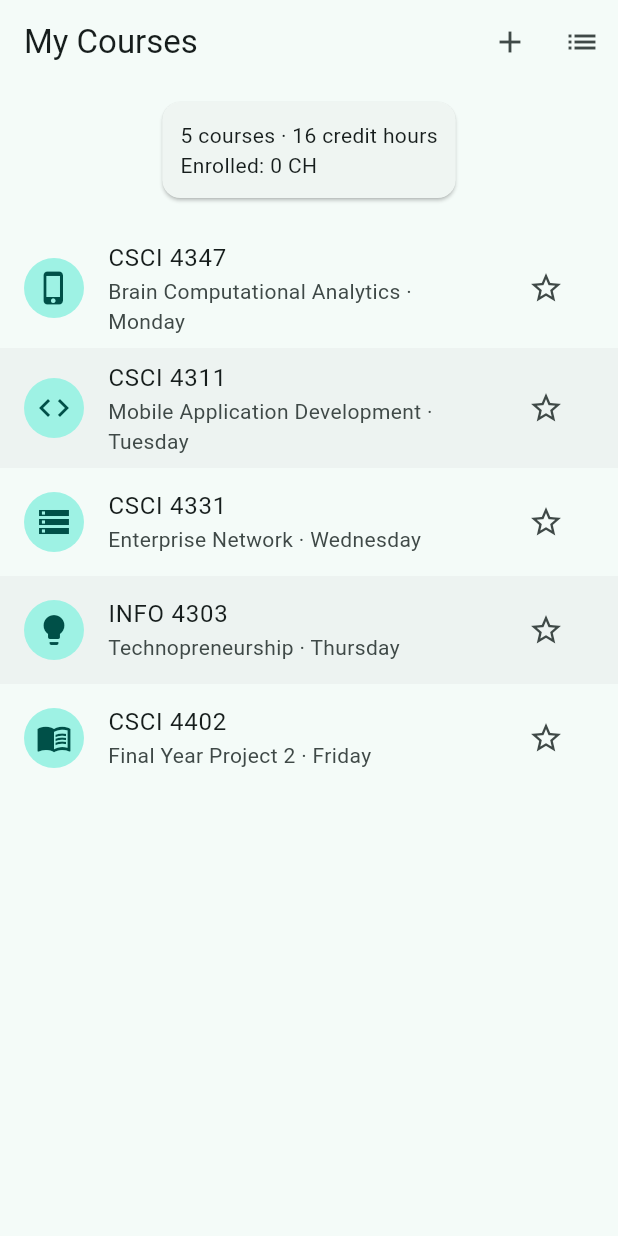
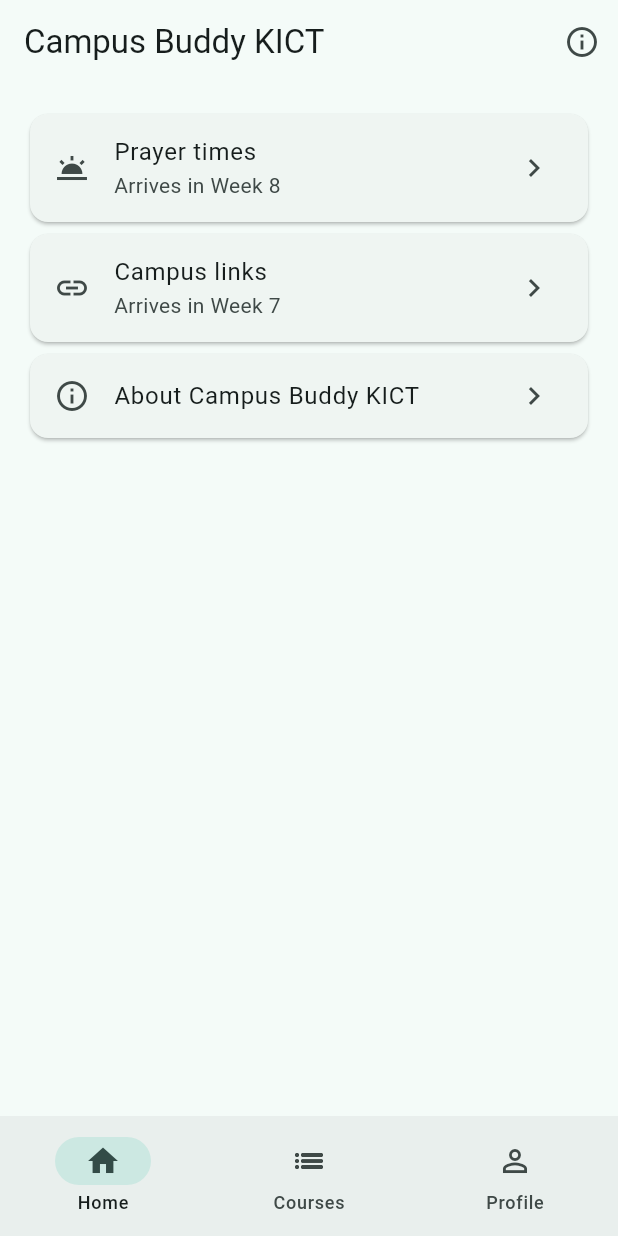
Before and after one commit to AhammadAliPK/campus_buddy_kict, a Flutter app: the screen it shows after launch, on a phone screen of 412 x 824 dp. Run offline on Flutter 3.47's test engine with Material 3 defaults, Android fonts, the phone set to English and light mode, and no system bars.

Commit message:
week 6 app shell

```diff
--- a/lib/main.dart
+++ b/lib/main.dart
@@ -1,5 +1,6 @@
 import 'package:flutter/material.dart';
-import 'package:campus_buddy_kict/courses_screen.dart';
+import 'package:campus_buddy_kict/shell_screen.dart';
+import 'package:campus_buddy_kict/screens/about_screen.dart';
 
 void main() => runApp(const CampusBuddyKictApp());
 
@@ -13,7 +14,10 @@ class CampusBuddyKictApp extends StatelessWidget {
       theme: ThemeData(
         colorScheme: ColorScheme.fromSeed(seedColor: Colors.teal),
       ),
-      home: const CoursesScreen(),
+      home: const ShellScreen(),
+      routes: {
+        '/about': (context) => const AboutScreen(),
+      },
     );
   }
 }
--- /dev/null
+++ b/lib/screens/campus_links_screen.dart
@@ -0,0 +1,13 @@
+import 'package:flutter/material.dart';
+
+class CampusLinksScreen extends StatelessWidget {
+  const CampusLinksScreen({super.key});
+
+  @override
+  Widget build(BuildContext context) {
+    return Scaffold(
+      appBar: AppBar(title: const Text('Campus links')),
+      body: const Center(child: Text('Coming in Week 7')),
+    );
+  }
+}
--- /dev/null
+++ b/lib/screens/home_screen.dart
@@ -0,0 +1,59 @@
+import 'package:flutter/material.dart';
+import 'package:campus_buddy_kict/screens/prayer_times_screen.dart';
+import 'package:campus_buddy_kict/screens/campus_links_screen.dart';
+
+class HomeScreen extends StatelessWidget {
+  const HomeScreen({super.key});
+
+  @override
+  Widget build(BuildContext context) {
+    return Scaffold(
+      appBar: AppBar(
+        title: const Text('Campus Buddy KICT'),
+        actions: [
+          IconButton(
+            icon: const Icon(Icons.info_outline),
+            onPressed: () => Navigator.pushNamed(context, '/about'),
+          ),
+        ],
+      ),
+      body: ListView(
+        padding: const EdgeInsets.all(16),
+        children: [
+          Card(
+            child: ListTile(
+              leading: const Icon(Icons.wb_twilight),
+              title: const Text('Prayer times'),
+              subtitle: const Text('Arrives in Week 8'),
+              trailing: const Icon(Icons.chevron_right),
+              onTap: () => Navigator.push(
+                context,
+                MaterialPageRoute(builder: (_) => const PrayerTimesScreen()),
+              ),
+            ),
+          ),
+          Card(
+            child: ListTile(
+              leading: const Icon(Icons.link),
+              title: const Text('Campus links'),
+              subtitle: const Text('Arrives in Week 7'),
+              trailing: const Icon(Icons.chevron_right),
+              onTap: () => Navigator.push(
+                context,
+                MaterialPageRoute(builder: (_) => const CampusLinksScreen()),
+              ),
+            ),
+          ),
+          Card(
+            child: ListTile(
+              leading: const Icon(Icons.info_outline),
+              title: const Text('About Campus Buddy KICT'),
+              trailing: const Icon(Icons.chevron_right),
+              onTap: () => Navigator.pushNamed(context, '/about'),
+            ),
+          ),
+        ],
+      ),
+    );
+  }
+}
--- /dev/null
+++ b/lib/screens/prayer_times_screen.dart
@@ -0,0 +1,13 @@
+import 'package:flutter/material.dart';
+
+class PrayerTimesScreen extends StatelessWidget {
+  const PrayerTimesScreen({super.key});
+
+  @override
+  Widget build(BuildContext context) {
+    return Scaffold(
+      appBar: AppBar(title: const Text('Prayer times')),
+      body: const Center(child: Text('Coming in Week 8')),
+    );
+  }
+}
--- a/lib/profile_screen.dart
+++ b/lib/screens/profile_screen.dart
@@ -8,9 +8,9 @@ class ProfileScreen extends StatefulWidget {
 }
 
 class _ProfileScreenState extends State<ProfileScreen> {
-  String _nickname = 'Guest Student';
+  String _nickname = 'Muaz Zulkifli';
   String _bio =
-      'Kuliyyah of ICT · Year 2 · Loves nasi ayam and clean code.';
+      'Kuliyyah of ICT · Year 4· Loves to learn flutter.';
 
   final _nicknameCtrl = TextEditingController();
   final _bioCtrl = TextEditingController();
@@ -44,7 +44,7 @@ class _ProfileScreenState extends State<ProfileScreen> {
   void _reset() {
     setState(() {
       _nickname = 'Muaz Zulkifli';
-      _bio = 'Kuliyyah of ICT · Year 4· Loves to play football.';
+      _bio = 'Kuliyyah of ICT · Year 4· Loves to learn flutter.';
       _nicknameCtrl.text = _nickname;
       _bioCtrl.text = _bio;
     });
@@ -69,7 +69,7 @@ class _ProfileScreenState extends State<ProfileScreen> {
           children: [
             const CircleAvatar(
               radius: 48,
-              backgroundImage: NetworkImage('https://picsum.photos/200'),
+              backgroundImage: AssetImage('assets/me.jpg'),
             ),
             const SizedBox(height: 12),
             if (_editing) ...[
--- /dev/null
+++ b/lib/shell_screen.dart
@@ -0,0 +1,47 @@
+import 'package:flutter/material.dart';
+import 'package:campus_buddy_kict/screens/home_screen.dart';
+import 'package:campus_buddy_kict/screens/courses_screen.dart';
+import 'package:campus_buddy_kict/screens/profile_screen.dart';
+
+class ShellScreen extends StatefulWidget {
+  const ShellScreen({super.key});
+
+  @override
+  State<ShellScreen> createState() => _ShellScreenState();
+}
+
+class _ShellScreenState extends State<ShellScreen> {
+  int _tab = 0;
+
+  @override
+  Widget build(BuildContext context) {
+    return Scaffold(
+      body: IndexedStack(
+        index: _tab,
+        children: const [
+          HomeScreen(),
+          CoursesScreen(),
+          ProfileScreen(),
+        ],
+      ),
+      bottomNavigationBar: NavigationBar(
+        selectedIndex: _tab,
+        onDestinationSelected: (i) => setState(() => _tab = i),
+        destinations: const [
+          NavigationDestination(
+              icon: Icon(Icons.home_outlined),
+              selectedIcon: Icon(Icons.home),
+              label: 'Home'),
+          NavigationDestination(
+              icon: Icon(Icons.list_outlined),
+              selectedIcon: Icon(Icons.list),
+              label: 'Courses'),
+          NavigationDestination(
+              icon: Icon(Icons.person_outline),
+              selectedIcon: Icon(Icons.person),
+              label: 'Profile'),
+        ],
+      ),
+    );
+  }
+}
--- a/pubspec.yaml
+++ b/pubspec.yaml
@@ -58,8 +58,8 @@ flutter:
   uses-material-design: true
 
   # To add assets to your application, add an assets section, like this:
-  # assets:
-  #   - images/a_dot_burr.jpeg
+  assets:
+    - assets/me.jpg
   #   - images/a_dot_ham.jpeg
 
   # An image asset can refer to one or more resolution-specific "variants", see
```
Also changed, not shown: lib/screens/about_screen.dart (added, +33 -0 lines), lib/screens/course_detail_screen.dart (added, +44 -0 lines), lib/screens/courses_screen.dart (renamed from lib/courses_screen.dart, +13 -1 lines), assets/me.jpg (added).
